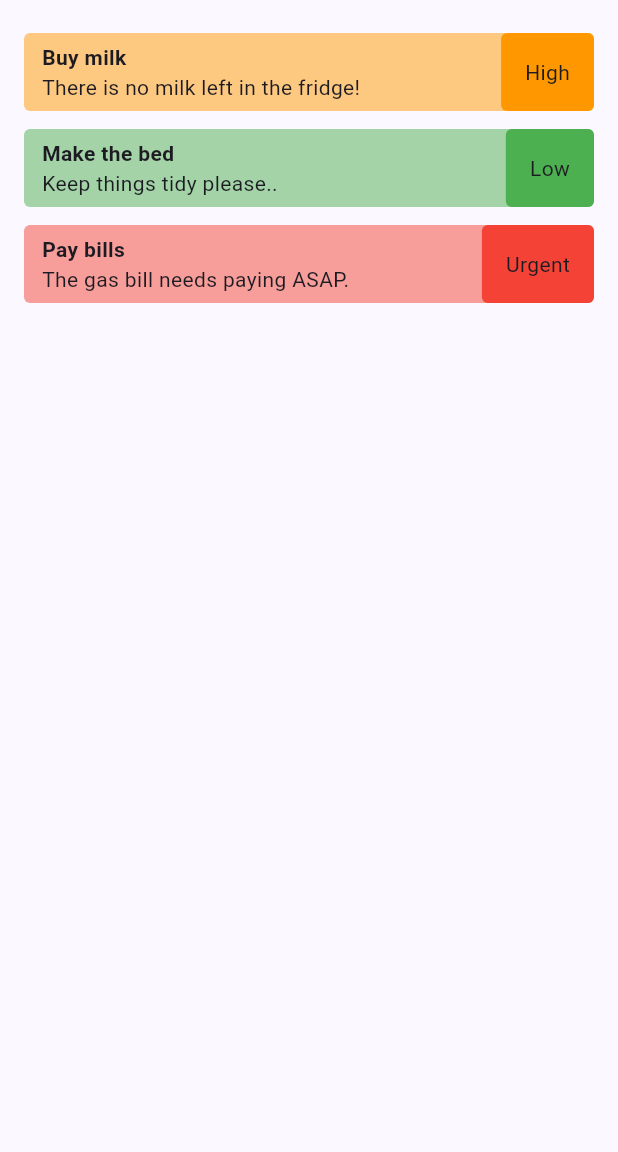
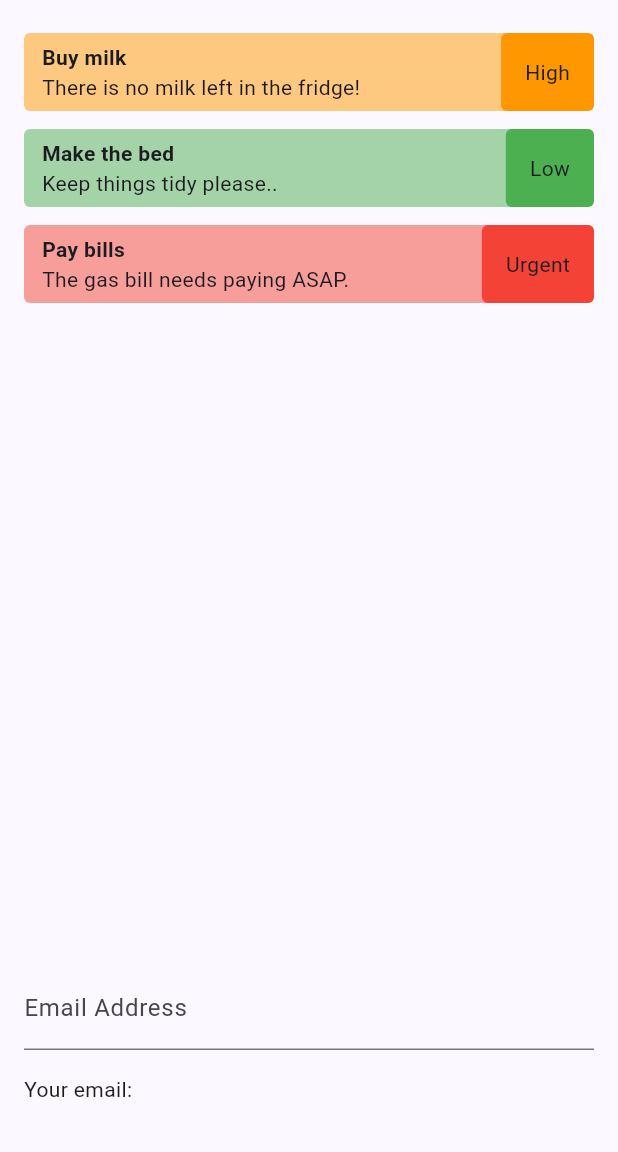
Before and after one commit to emagnu/forms_riverpod, a Flutter app: the screen it shows after launch, on a phone screen of 412 x 824 dp, the part 84-1236 px from its top. Run offline on Flutter 3.47's test engine with Material 3 defaults, Android fonts, the phone set to English and light mode, and no system bars; our stand-ins replace flutter_riverpod, riverpod_annotation; generated files the repository leaves out were written again.

Commit message:
add TextField() for entering email addrress

```diff
--- a/lib/src/presentation/ui/screens/home_page.dart
+++ b/lib/src/presentation/ui/screens/home_page.dart
@@ -1,12 +1,20 @@
 //  //   ///
 //  Import LIBRARIES
 import 'package:flutter/material.dart';
+import 'package:flutter_riverpod/flutter_riverpod.dart';
 //  Import FILES
 import '../../widgets/todo_list.dart';
 //  //   ///
 
-class HomePage extends StatelessWidget {
+class HomePage extends ConsumerStatefulWidget {
   const HomePage({super.key});
+
+  @override
+  ConsumerState<HomePage> createState() => _HomePageState();
+}
+
+class _HomePageState extends ConsumerState<HomePage> {
+  String _email = '';
 
   @override
   Widget build(BuildContext context) {
@@ -16,15 +24,28 @@ class HomePage extends StatelessWidget {
         centerTitle: true,
         backgroundColor: Colors.grey[200],
       ),
-      body: const Padding(
-        padding: EdgeInsets.all(16.0),
+      body: Padding(
+        padding: const EdgeInsets.all(16.0),
         child: Column(
           crossAxisAlignment: CrossAxisAlignment.start,
           children: <Widget>[
             //  Show the todoList
-            Expanded(child: TodoList()),
+            const Expanded(child: TodoList()),
 
-            //  Forms for adding new tasks
+            //  Forms for adding new tasks - FormField()
+            TextField(
+              keyboardType: TextInputType.emailAddress,
+              decoration: const InputDecoration(label: Text('Email Address')),
+              onChanged: (value) {
+                setState(() {
+                  _email = value;
+                  debugPrint(value);
+                });
+              },
+            ),
+            const SizedBox(height: 16.0),
+            Text('Your email: $_email'),
+            const SizedBox(height: 16.0),
           ],
         ),
       ),
```
